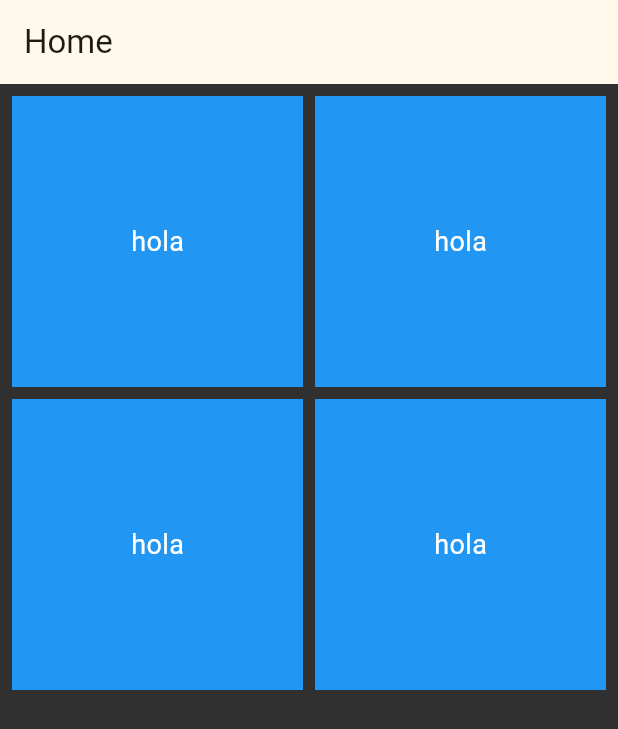
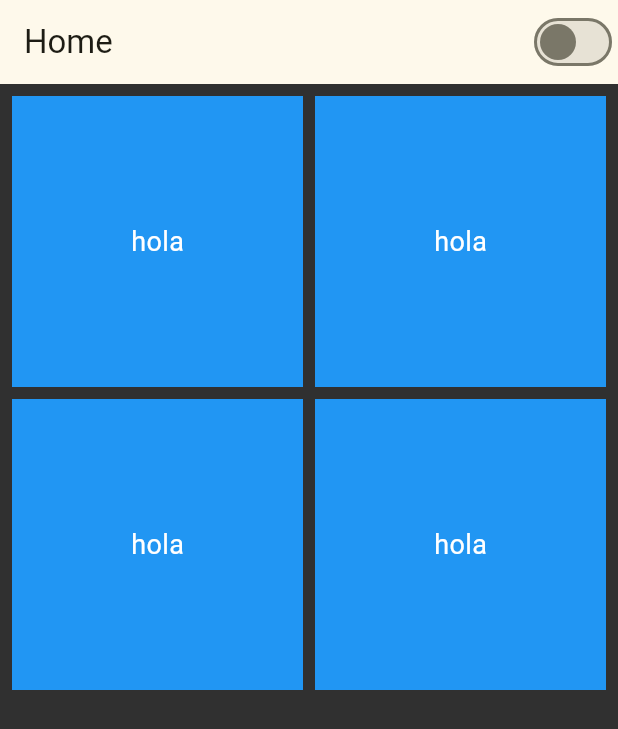
Before and after one commit to byronsmb/cryptocurrency_ui, a Flutter app: the screen it shows after launch, on a phone screen of 412 x 824 dp. Shown: the top 729 px of the screen. Run offline on Flutter 3.47's test engine with Material 2 defaults, Android fonts, the phone set to English and light mode, and no system bars; network calls fail.

Commit message:
Update main_page.dart

```diff
--- a/lib/main_page.dart
+++ b/lib/main_page.dart
@@ -1,12 +1,35 @@
 import 'package:flutter/material.dart';
 
-class MainPage extends StatelessWidget {
-  const MainPage({super.key});
+class MainPage extends StatefulWidget {
+  const MainPage({super.key, required this.themeMode});
+  final ThemeMode themeMode;
+
+  @override
+  State<MainPage> createState() => _MainPageState();
+}
+
+class _MainPageState extends State<MainPage> {
+  bool isSelected = false;
+  void toggleSwitch(bool value) {
+    setState(() {
+      isSelected = !isSelected;
+    });
+  }
 
   @override
   Widget build(BuildContext context) {
     return Scaffold(
-      appBar: AppBar(title: const Text("Home")),
+      appBar: AppBar(title: const Text("Home"), actions: [
+        Switch(
+          value: isSelected,
+          onChanged: toggleSwitch,
+          activeColor: Colors.orange,
+          activeThumbImage: NetworkImage(
+              "https://cdn-icons-png.freepik.com/512/6661/6661565.png"),
+          inactiveThumbImage: NetworkImage(
+              'https://cdn.icon-icons.com/icons2/1709/PNG/512/moon_112461.png'),
+        )
+      ]),
       backgroundColor: const Color.fromARGB(255, 48, 48, 48),
       body: GridView.builder(
         gridDelegate: const SliverGridDelegateWithFixedCrossAxisCount(
```
